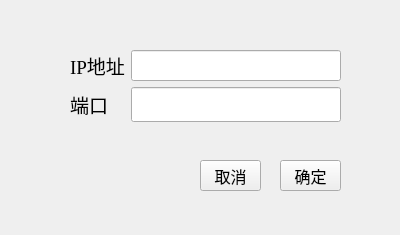
Old version of the form ui/setting.ui in the repository rtty122333/PyRDP.
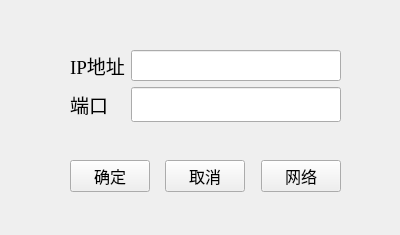
New version of the form.

```diff
--- a/ui/setting.ui
+++ b/ui/setting.ui
@@ -98,44 +98,6 @@
     </item>
    </layout>
   </widget>
-  <widget class="QPushButton" name="setCancelPBtn">
-   <property name="geometry">
-    <rect>
-     <x>200</x>
-     <y>160</y>
-     <width>61</width>
-     <height>31</height>
-    </rect>
-   </property>
-   <property name="font">
-    <font>
-     <family>Agency FB</family>
-     <pointsize>12</pointsize>
-    </font>
-   </property>
-   <property name="text">
-    <string>取消</string>
-   </property>
-  </widget>
-  <widget class="QPushButton" name="setSurePBtn">
-   <property name="geometry">
-    <rect>
-     <x>280</x>
-     <y>160</y>
-     <width>61</width>
-     <height>31</height>
-    </rect>
-   </property>
-   <property name="font">
-    <font>
-     <family>Agency FB</family>
-     <pointsize>12</pointsize>
-    </font>
-   </property>
-   <property name="text">
-    <string>确定</string>
-   </property>
-  </widget>
   <widget class="QLabel" name="setStatusLabel">
    <property name="geometry">
     <rect>
@@ -149,6 +111,86 @@
     <string/>
    </property>
   </widget>
+  <widget class="QWidget" name="">
+   <property name="geometry">
+    <rect>
+     <x>70</x>
+     <y>160</y>
+     <width>271</width>
+     <height>30</height>
+    </rect>
+   </property>
+   <layout class="QHBoxLayout" name="horizontalLayout">
+    <property name="sizeConstraint">
+     <enum>QLayout::SetMinAndMaxSize</enum>
+    </property>
+    <item>
+     <widget class="QPushButton" name="setSurePBtn">
+      <property name="font">
+       <font>
+        <family>Agency FB</family>
+        <pointsize>12</pointsize>
+       </font>
+      </property>
+      <property name="text">
+       <string>确定</string>
+      </property>
+     </widget>
+    </item>
+    <item>
+     <spacer name="horizontalSpacer">
+      <property name="orientation">
+       <enum>Qt::Horizontal</enum>
+      </property>
+      <property name="sizeHint" stdset="0">
+       <size>
+        <width>40</width>
+        <height>20</height>
+       </size>
+      </property>
+     </spacer>
+    </item>
+    <item>
+     <widget class="QPushButton" name="setCancelPBtn">
+      <property name="font">
+       <font>
+        <family>Agency FB</family>
+        <pointsize>12</pointsize>
+       </font>
+      </property>
+      <property name="text">
+       <string>取消</string>
+      </property>
+     </widget>
+    </item>
+    <item>
+     <spacer name="horizontalSpacer_2">
+      <property name="orientation">
+       <enum>Qt::Horizontal</enum>
+      </property>
+      <property name="sizeHint" stdset="0">
+       <size>
+        <width>40</width>
+        <height>20</height>
+       </size>
+      </property>
+     </spacer>
+    </item>
+    <item>
+     <widget class="QPushButton" name="netSetPBtn">
+      <property name="font">
+       <font>
+        <family>Agency FB</family>
+        <pointsize>12</pointsize>
+       </font>
+      </property>
+      <property name="text">
+       <string>网络</string>
+      </property>
+     </widget>
+    </item>
+   </layout>
+  </widget>
  </widget>
  <resources/>
  <connections/>
```
